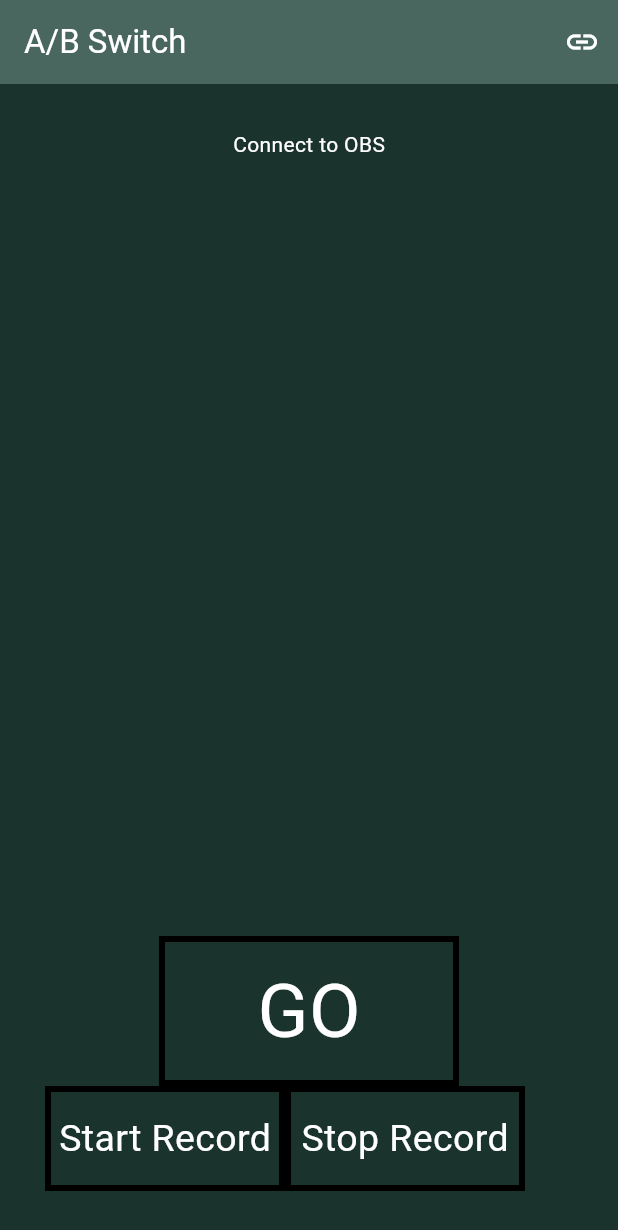
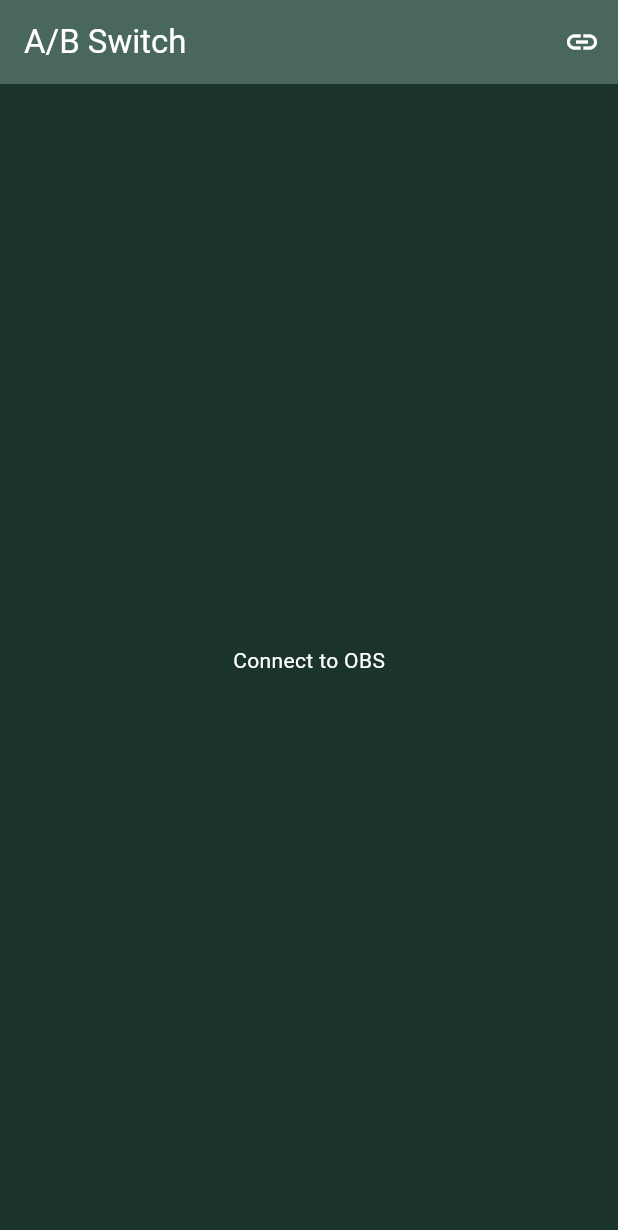
Before and after one commit to grogersstephen/AB-Switch, a Flutter app: the screen it shows after launch, on a phone screen of 412 x 824 dp. Shown: the top 1230 px of the screen. Run offline on Flutter 3.47's test engine with Material 3 defaults, Android fonts, the light colour scheme and no system bars; our stand-ins replace flutter_hooks, streaming_shared_preferences; missing offline and left inert: obs_websocket.

Commit message:
work on stateful transition and scene buttons

```diff
--- a/lib/src/pages/landing.dart
+++ b/lib/src/pages/landing.dart
@@ -2,65 +2,35 @@
 
 import 'package:flutter/material.dart';
 import 'package:flutter_hooks/flutter_hooks.dart';
+import 'package:obs_production_switcher/src/widgets/buttons.dart';
 import 'package:obs_websocket/event.dart';
 import 'package:obs_websocket/obs_websocket.dart';
 
 class LandingPage extends StatelessWidget {
-  final ObsWebSocket? obs;
-  const LandingPage(this.obs, {super.key});
+  final ObsWebSocket? socket;
+  const LandingPage(this.socket, {super.key});
   @override
   Widget build(BuildContext context) {
+    final obs = socket;
+    if (obs == null) {
+      return const Center(child: Text("Connect to OBS"));
+    }
     return Column(
       mainAxisAlignment: MainAxisAlignment.start,
       children: [
-        obs != null
-            ? Expanded(child: InputsGrid(obs!))
-            : const Expanded(child: Text("Connect to OBS")),
+        Expanded(child: InputsGrid(obs)),
         const SizedBox(height: 40),
-        _goButton(),
-        Row(children: [_startRecordButton(), _stopRecordButton()]),
+        GoButton(obs.transitions.triggerStudioModeTransition),
+        Row(
+          children: [
+            CallbackButton(obs.record.start, label: "Start Record"),
+            CallbackButton(obs.record.stop, label: "Stop Record"),
+            CallbackButton(obs.stream.start, label: "Start Stream"),
+            CallbackButton(obs.stream.stop, label: "Stop Stream"),
+          ],
+        ),
         // const Spacer(),
       ],
-    );
-  }
-
-  _goButton() {
-    return GestureDetector(
-      onTap: obs?.transitions.triggerStudioModeTransition,
-      child: Container(
-        width: 200,
-        height: 100,
-        decoration: BoxDecoration(border: Border.all(width: 4)),
-        child: const Center(child: Text("GO", style: TextStyle(fontSize: 50))),
-      ),
-    );
-  }
-
-  _startRecordButton() {
-    return GestureDetector(
-      onTap: obs?.record.startRecord,
-      child: Container(
-        width: 160,
-        height: 70,
-        decoration: BoxDecoration(border: Border.all(width: 4)),
-        child: const Center(
-          child: Text("Start Record", style: TextStyle(fontSize: 25)),
-        ),
-      ),
-    );
-  }
-
-  _stopRecordButton() {
-    return GestureDetector(
-      onTap: obs?.record.stopRecord,
-      child: Container(
-        width: 160,
-        height: 70,
-        decoration: BoxDecoration(border: Border.all(width: 4)),
-        child: const Center(
-          child: Text("Stop Record", style: TextStyle(fontSize: 25)),
-        ),
-      ),
     );
   }
 }
```
Also changed, not shown: lib/src/widgets/buttons.dart (added, +114 -0 lines).
